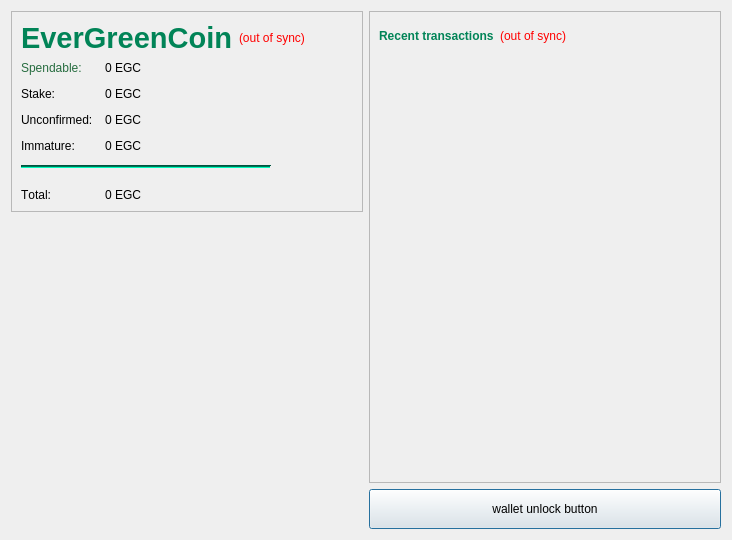
First picture: the form in src/qt/forms/overviewpage.ui, repository m1ari/EverGreenCoin, before the edit.
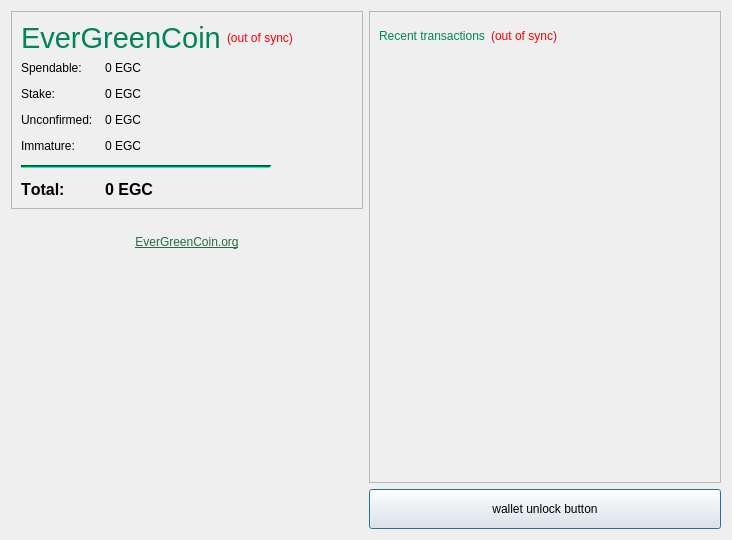
Second picture: the form after the edit. Icons and pictures are not drawn.

Commit message: Small wording and UI corrections

What changed in the file:
```diff
--- a/src/qt/forms/overviewpage.ui
+++ b/src/qt/forms/overviewpage.ui
@@ -19,6 +19,9 @@
   <layout class="QHBoxLayout" name="horizontalLayout" stretch="0,0">
    <item>
     <layout class="QVBoxLayout" name="verticalLayout_2">
+     <property name="sizeConstraint">
+      <enum>QLayout::SetMinimumSize</enum>
+     </property>
      <item>
       <widget class="QFrame" name="frame">
        <property name="font">
@@ -459,8 +462,17 @@
               </disabled>
              </palette>
             </property>
+            <property name="font">
+             <font>
+              <weight>50</weight>
+              <bold>false</bold>
+             </font>
+            </property>
             <property name="text">
-             <string>&lt;html&gt;&lt;head/&gt;&lt;body&gt;&lt;p&gt;&lt;span style=&quot; font-size:22pt; font-weight:600; color:#018457;&quot;&gt;EverGreenCoin&lt;/span&gt;&lt;/p&gt;&lt;/body&gt;&lt;/html&gt;</string>
+             <string>&lt;html&gt;&lt;head/&gt;&lt;body&gt;&lt;p&gt;&lt;span style=&quot; font-size:22pt;  color:#018457;&quot;&gt;EverGreenCoin&lt;/span&gt;&lt;/p&gt;&lt;/body&gt;&lt;/html&gt;</string>
+            </property>
+            <property name="alignment">
+             <set>Qt::AlignLeading|Qt::AlignLeft|Qt::AlignTop</set>
             </property>
            </widget>
           </item>
@@ -470,7 +482,7 @@
              <string>The displayed information may be out of date. Your wallet automatically synchronizes with the EverGreenCoin network after a connection is established, but this process has not completed yet.</string>
             </property>
             <property name="styleSheet">
-             <string notr="true">color: red;</string>
+             <string notr="true">QLabel {color: red;}</string>
             </property>
             <property name="text">
              <string notr="true">(out of sync)</string>
@@ -520,421 +532,6 @@
               <height>0</height>
              </size>
             </property>
-            <property name="palette">
-             <palette>
-              <active>
-               <colorrole role="WindowText">
-                <brush brushstyle="SolidPattern">
-                 <color alpha="255">
-                  <red>38</red>
-                  <green>108</green>
-                  <blue>63</blue>
-                 </color>
-                </brush>
-               </colorrole>
-               <colorrole role="Button">
-                <brush brushstyle="SolidPattern">
-                 <color alpha="255">
-                  <red>1</red>
-                  <green>132</green>
-                  <blue>87</blue>
-                 </color>
-                </brush>
-               </colorrole>
-               <colorrole role="Light">
-                <brush brushstyle="SolidPattern">
-                 <color alpha="255">
-                  <red>1</red>
-                  <green>198</green>
-                  <blue>131</blue>
-                 </color>
-                </brush>
-               </colorrole>
-               <colorrole role="Midlight">
-                <brush brushstyle="SolidPattern">
-                 <color alpha="255">
-                  <red>1</red>
-                  <green>165</green>
-                  <blue>109</blue>
-                 </color>
-                </brush>
-               </colorrole>
-               <colorrole role="Dark">
-                <brush brushstyle="SolidPattern">
-                 <color alpha="255">
-                  <red>0</red>
-                  <green>66</green>
-                  <blue>43</blue>
-                 </color>
-                </brush>
-               </colorrole>
-               <colorrole role="Mid">
-                <brush brushstyle="SolidPattern">
-                 <color alpha="255">
-                  <red>0</red>
-                  <green>88</green>
-                  <blue>58</blue>
-                 </color>
-                </brush>
-               </colorrole>
-               <colorrole role="Text">
-                <brush brushstyle="SolidPattern">
-                 <color alpha="255">
-                  <red>38</red>
-                  <green>108</green>
-                  <blue>63</blue>
-                 </color>
-                </brush>
-               </colorrole>
-               <colorrole role="BrightText">
-                <brush brushstyle="SolidPattern">
-                 <color alpha="255">
-                  <red>255</red>
-                  <green>255</green>
-                  <blue>255</blue>
-                 </color>
-                </brush>
-               </colorrole>
-               <colorrole role="ButtonText">
-                <brush brushstyle="SolidPattern">
-                 <color alpha="255">
-                  <red>38</red>
-                  <green>108</green>
-                  <blue>63</blue>
-                 </color>
-                </brush>
-               </colorrole>
-               <colorrole role="Base">
-                <brush brushstyle="SolidPattern">
-                 <color alpha="255">
-                  <red>255</red>
-                  <green>255</green>
-                  <blue>255</blue>
-                 </color>
-                </brush>
-               </colorrole>
-               <colorrole role="Window">
-                <brush brushstyle="SolidPattern">
-                 <color alpha="255">
-                  <red>1</red>
-                  <green>132</green>
-                  <blue>87</blue>
-                 </color>
-                </brush>
-               </colorrole>
-               <colorrole role="Shadow">
-                <brush brushstyle="SolidPattern">
-                 <color alpha="255">
-                  <red>0</red>
-                  <green>0</green>
-                  <blue>0</blue>
-                 </color>
-                </brush>
-               </colorrole>
-               <colorrole role="AlternateBase">
-                <brush brushstyle="SolidPattern">
-                 <color alpha="255">
-                  <red>128</red>
-                  <green>193</green>
-                  <blue>171</blue>
-                 </color>
-                </brush>
-               </colorrole>
-               <colorrole role="ToolTipBase">
-                <brush brushstyle="SolidPattern">
-                 <color alpha="255">
-                  <red>255</red>
-                  <green>255</green>
-                  <blue>220</blue>
-                 </color>
-                </brush>
-               </colorrole>
-               <colorrole role="ToolTipText">
-                <brush brushstyle="SolidPattern">
-                 <color alpha="255">
-                  <red>0</red>
-                  <green>0</green>
-                  <blue>0</blue>
-                 </color>
-                </brush>
-               </colorrole>
-              </active>
-              <inactive>
-               <colorrole role="WindowText">
-                <brush brushstyle="SolidPattern">
-                 <color alpha="255">
-                  <red>38</red>
-                  <green>108</green>
-                  <blue>63</blue>
-                 </color>
-                </brush>
-               </colorrole>
-               <colorrole role="Button">
-                <brush brushstyle="SolidPattern">
-                 <color alpha="255">
-                  <red>1</red>
-                  <green>132</green>
-                  <blue>87</blue>
-                 </color>
-                </brush>
-               </colorrole>
-               <colorrole role="Light">
-                <brush brushstyle="SolidPattern">
-                 <color alpha="255">
-                  <red>1</red>
-                  <green>198</green>
-                  <blue>131</blue>
-                 </color>
-                </brush>
-               </colorrole>
-               <colorrole role="Midlight">
-                <brush brushstyle="SolidPattern">
-                 <color alpha="255">
-                  <red>1</red>
-                  <green>165</green>
-                  <blue>109</blue>
-                 </color>
-                </brush>
-               </colorrole>
-               <colorrole role="Dark">
-                <brush brushstyle="SolidPattern">
-                 <color alpha="255">
-                  <red>0</red>
-                  <green>66</green>
-                  <blue>43</blue>
-                 </color>
-                </brush>
-               </colorrole>
-               <colorrole role="Mid">
-                <brush brushstyle="SolidPattern">
-                 <color alpha="255">
-                  <red>0</red>
-                  <green>88</green>
-                  <blue>58</blue>
-                 </color>
-                </brush>
-               </colorrole>
-               <colorrole role="Text">
-                <brush brushstyle="SolidPattern">
-                 <color alpha="255">
-                  <red>38</red>
-                  <green>108</green>
-                  <blue>63</blue>
-                 </color>
-                </brush>
-               </colorrole>
-               <colorrole role="BrightText">
-                <brush brushstyle="SolidPattern">
-                 <color alpha="255">
-                  <red>255</red>
-                  <green>255</green>
-                  <blue>255</blue>
-                 </color>
-                </brush>
-               </colorrole>
-               <colorrole role="ButtonText">
-                <brush brushstyle="SolidPattern">
-                 <color alpha="255">
-                  <red>38</red>
-                  <green>108</green>
-                  <blue>63</blue>
-                 </color>
-                </brush>
-               </colorrole>
-               <colorrole role="Base">
-                <brush brushstyle="SolidPattern">
-                 <color alpha="255">
-                  <red>255</red>
-                  <green>255</green>
-                  <blue>255</blue>
-                 </color>
-                </brush>
-               </colorrole>
-               <colorrole role="Window">
-                <brush brushstyle="SolidPattern">
-                 <color alpha="255">
-                  <red>1</red>
-                  <green>132</green>
-                  <blue>87</blue>
-                 </color>
-                </brush>
-               </colorrole>
-               <colorrole role="Shadow">
-                <brush brushstyle="SolidPattern">
-                 <color alpha="255">
-                  <red>0</red>
-                  <green>0</green>
-                  <blue>0</blue>
-                 </color>
-                </brush>
-               </colorrole>
-               <colorrole role="AlternateBase">
-                <brush brushstyle="SolidPattern">
-                 <color alpha="255">
-                  <red>128</red>
-                  <green>193</green>
-                  <blue>171</blue>
-                 </color>
-                </brush>
-               </colorrole>
-               <colorrole role="ToolTipBase">
-                <brush brushstyle="SolidPattern">
-                 <color alpha="255">
-                  <red>255</red>
-                  <green>255</green>
-                  <blue>220</blue>
-                 </color>
-                </brush>
-               </colorrole>
-               <colorrole role="ToolTipText">
-                <brush brushstyle="SolidPattern">
-                 <color alpha="255">
-                  <red>0</red>
-                  <green>0</green>
-                  <blue>0</blue>
-                 </color>
-                </brush>
-               </colorrole>
-              </inactive>
-              <disabled>
-               <colorrole role="WindowText">
-                <brush brushstyle="SolidPattern">
-                 <color alpha="255">
-                  <red>38</red>
-                  <green>108</green>
-                  <blue>63</blue>
-                 </color>
-                </brush>
-               </colorrole>
-               <colorrole role="Button">
-                <brush brushstyle="SolidPattern">
-                 <color alpha="255">
-                  <red>1</red>
-                  <green>132</green>
-                  <blue>87</blue>
-                 </color>
-                </brush>
-               </colorrole>
-               <colorrole role="Light">
-                <brush brushstyle="SolidPattern">
-                 <color alpha="255">
-                  <red>1</red>
-                  <green>198</green>
-                  <blue>131</blue>
-                 </color>
-                </brush>
-               </colorrole>
-               <colorrole role="Midlight">
-                <brush brushstyle="SolidPattern">
-                 <color alpha="255">
-                  <red>1</red>
-                  <green>165</green>
-                  <blue>109</blue>
-                 </color>
-                </brush>
-               </colorrole>
-               <colorrole role="Dark">
-                <brush brushstyle="SolidPattern">
-                 <color alpha="255">
-                  <red>0</red>
-                  <green>66</green>
-                  <blue>43</blue>
-                 </color>
-                </brush>
-               </colorrole>
-               <colorrole role="Mid">
-                <brush brushstyle="SolidPattern">
-                 <color alpha="255">
-                  <red>0</red>
-                  <green>88</green>
-                  <blue>58</blue>
-                 </color>
-                </brush>
-               </colorrole>
-               <colorrole role="Text">
-                <brush brushstyle="SolidPattern">
-                 <color alpha="255">
-                  <red>38</red>
-                  <green>108</green>
-                  <blue>63</blue>
-                 </color>
-                </brush>
-               </colorrole>
-               <colorrole role="BrightText">
-                <brush brushstyle="SolidPattern">
-                 <color alpha="255">
-                  <red>255</red>
-                  <green>255</green>
-                  <blue>255</blue>
-                 </color>
-                </brush>
-               </colorrole>
-               <colorrole role="ButtonText">
-                <brush brushstyle="SolidPattern">
-                 <color alpha="255">
-                  <red>38</red>
-                  <green>108</green>
-                  <blue>63</blue>
-                 </color>
-                </brush>
-               </colorrole>
-               <colorrole role="Base">
-                <brush brushstyle="SolidPattern">
-                 <color alpha="255">
-                  <red>1</red>
-                  <green>132</green>
-                  <blue>87</blue>
-                 </color>
-                </brush>
-               </colorrole>
-               <colorrole role="Window">
-                <brush brushstyle="SolidPattern">
-                 <color alpha="255">
-                  <red>1</red>
-                  <green>132</green>
-                  <blue>87</blue>
-                 </color>
-                </brush>
-               </colorrole>
-               <colorrole role="Shadow">
-                <brush brushstyle="SolidPattern">
-                 <color alpha="255">
-                  <red>0</red>
-                  <green>0</green>
-                  <blue>0</blue>
-                 </color>
-                </brush>
-               </colorrole>
-               <colorrole role="AlternateBase">
-                <brush brushstyle="SolidPattern">
-                 <color alpha="255">
-                  <red>1</red>
-                  <green>132</green>
-                  <blue>87</blue>
-                 </color>
-                </brush>
-               </colorrole>
-               <colorrole role="ToolTipBase">
-                <brush brushstyle="SolidPattern">
-                 <color alpha="255">
-                  <red>255</red>
-                  <green>255</green>
-                  <blue>220</blue>
-                 </color>
-                </brush>
-               </colorrole>
-               <colorrole role="ToolTipText">
-                <brush brushstyle="SolidPattern">
-                 <color alpha="255">
-                  <red>0</red>
-                  <green>0</green>
-                  <blue>0</blue>
-                 </color>
-                </brush>
-               </colorrole>
-              </disabled>
-             </palette>
-            </property>
             <property name="text">
              <string>Spendable:</string>
             </property>
@@ -1545,9 +1142,16 @@
             <property name="minimumSize">
              <size>
               <width>0</width>
-              <height>22</height>
+              <height>0</height>
              </size>
             </property>
+            <property name="font">
+             <font>
+              <pointsize>12</pointsize>
+              <weight>75</weight>
+              <bold>true</bold>
+             </font>
+            </property>
             <property name="text">
              <string>Total:</string>
             </property>
@@ -1561,9 +1165,16 @@
             <property name="minimumSize">
              <size>
               <width>0</width>
-              <height>20</height>
+              <height>0</height>
              </size>
             </property>
+            <property name="font">
+             <font>
+              <pointsize>12</pointsize>
+              <weight>75</weight>
+              <bold>true</bold>
+             </font>
+            </property>
             <property name="cursor">
              <cursorShape>IBeamCursor</cursorShape>
             </property>
@@ -1586,25 +1197,6 @@
        </layout>
       </widget>
      </item>
-     <item>
-      <spacer name="verticalSpacer_4">
-       <property name="font">
-        <font>
-         <stylestrategy>PreferAntialias</stylestrategy>
-         <kerning>false</kerning>
-        </font>
-       </property>
-       <property name="orientation">
-        <enum>Qt::Vertical</enum>
-       </property>
-       <property name="sizeHint" stdset="0">
-        <size>
-         <width>20</width>
-         <height>40</height>
-        </size>
-       </property>
-      </spacer>
-     </item>
      <item>
       <widget class="QLabel" name="label_2">
        <property name="font">
@@ -1624,6 +1216,16 @@
        </property>
       </widget>
      </item>
+     <item>
+      <widget class="QLabel" name="label_7">
+       <property name="text">
+        <string>&lt;center&gt;&lt;a href=&quot;https://EverGreenCoin.org&quot; style=&quot; color:#266c3f;&quot;&gt;EverGreenCoin.org&lt;/a&gt;&lt;/center&gt;</string>
+       </property>
+       <property name="openExternalLinks">
+        <bool>true</bool>
+       </property>
+      </widget>
+     </item>
      <item>
       <spacer name="verticalSpacer">
        <property name="font">
@@ -1637,8 +1239,8 @@
        </property>
        <property name="sizeHint" stdset="0">
         <size>
-         <width>20</width>
-         <height>40</height>
+         <width>0</width>
+         <height>0</height>
         </size>
        </property>
       </spacer>
@@ -1647,6 +1249,9 @@
    </item>
    <item>
     <layout class="QVBoxLayout" name="verticalLayout_3">
+     <property name="sizeConstraint">
+      <enum>QLayout::SetMinimumSize</enum>
+     </property>
      <item>
       <widget class="QFrame" name="frame_2">
        <property name="font">
@@ -1673,7 +1278,7 @@
              </size>
             </property>
             <property name="text">
-             <string>&lt;html&gt;&lt;head/&gt;&lt;body&gt;&lt;p&gt;&lt;span style=&quot; font-weight:900; color: rgb(1, 132, 87);&quot;&gt;Recent transactions&lt;/span&gt;&lt;/p&gt;&lt;/body&gt;&lt;/html&gt;</string>
+             <string>&lt;html&gt;&lt;head/&gt;&lt;body&gt;&lt;p&gt;&lt;span style=&quot; color: rgb(1, 132, 87);&quot;&gt;Recent transactions&lt;/span&gt;&lt;/p&gt;&lt;/body&gt;&lt;/html&gt;</string>
             </property>
            </widget>
           </item>
@@ -1683,7 +1288,7 @@
              <string>The displayed information may be out of date. Your software automatically synchronizes with the EverGreenCoin network after a connection is established, but this process has not completed yet.</string>
             </property>
             <property name="styleSheet">
-             <string notr="true">color: red;</string>
+             <string notr="true">QLabel {color: red;}</string>
             </property>
             <property name="text">
              <string notr="true">(out of sync)</string>
```
Left out of the diff: 12 changed lines with no effect on the pictures. The commit also changes 6 other files.
